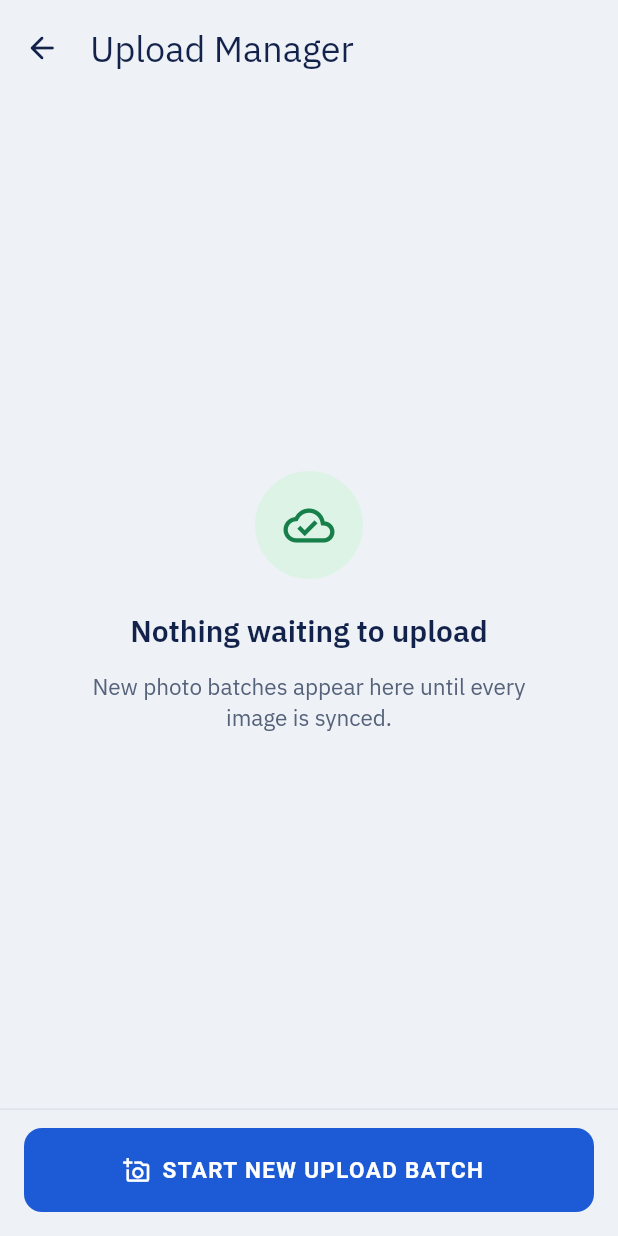
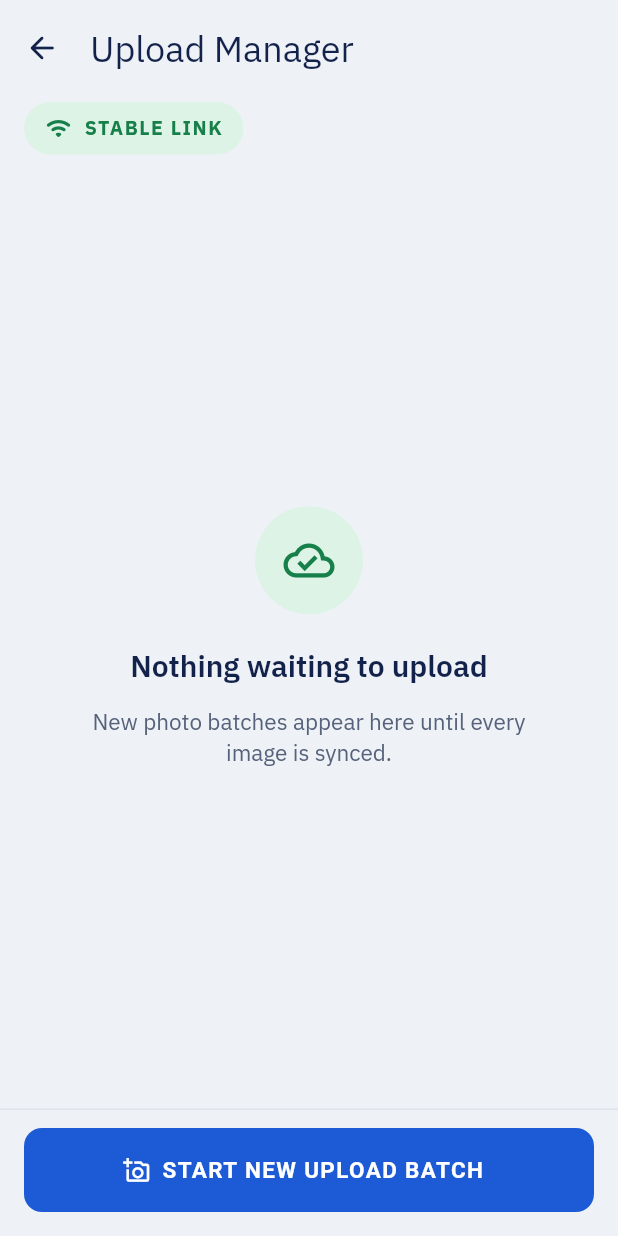
Before and after one commit to shafayatb/snapendance, a Flutter app: the UploadManagerView screen opened directly, on a phone screen of 412 x 824 dp. Run offline on Flutter 3.47's test engine with Material 3 defaults, Android fonts, the phone set to English and light mode, and no system bars; our stand-ins replace camera, connectivity_plus, equatable, flutter_bloc, permission_handler, sqflite; missing offline and left inert: workmanager; accounts and stored records are empty; statements that could not run were skipped.

Commit message:
feat(uploads): show the connection state

```diff
--- a/lib/app/app.dart
+++ b/lib/app/app.dart
@@ -2,6 +2,7 @@ import 'package:flutter/material.dart';
 import 'package:flutter_bloc/flutter_bloc.dart';
 
 import '../features/camera/data/camera_service.dart';
+import '../features/uploads/data/connectivity_service.dart';
 import '../features/uploads/data/upload_queue_repository.dart';
 import '../features/uploads/data/upload_scheduler.dart';
 import '../features/uploads/presentation/batch_cubit.dart';
@@ -16,12 +17,14 @@ class SnapendanceApp extends StatelessWidget {
     required this.cameraService,
     required this.uploadQueue,
     required this.uploadScheduler,
+    required this.connectivity,
   });
 
   final AttendanceLauncher attendanceLauncher;
   final CameraService cameraService;
   final UploadQueueRepository uploadQueue;
   final UploadScheduler uploadScheduler;
+  final ConnectivityService connectivity;
 
   @override
   Widget build(BuildContext context) {
@@ -30,6 +33,7 @@ class SnapendanceApp extends StatelessWidget {
       providers: [
         RepositoryProvider.value(value: uploadQueue),
         RepositoryProvider.value(value: uploadScheduler),
+        RepositoryProvider.value(value: connectivity),
       ],
       child: BlocProvider(
         create: (_) => BatchCubit(uploadQueue, uploadScheduler)..appResumed(),
--- a/lib/features/uploads/presentation/upload_manager_page.dart
+++ b/lib/features/uploads/presentation/upload_manager_page.dart
@@ -7,6 +7,7 @@ import 'package:intl/intl.dart';
 
 import '../../../app/theme/app_tokens.dart';
 import '../../../app/widgets/dashed_border.dart';
+import '../data/connectivity_service.dart';
 import '../data/upload_queue_repository.dart';
 import '../data/upload_scheduler.dart';
 import '../domain/upload_models.dart';
@@ -26,6 +27,7 @@ class UploadManagerPage extends StatelessWidget {
       create: (context) => UploadsCubit(
         context.read<UploadQueueRepository>(),
         context.read<UploadScheduler>(),
+        context.read<ConnectivityService>(),
       )..start(),
       child: const UploadManagerView(),
     );
@@ -96,8 +98,20 @@ class _UploadManagerViewState extends State<UploadManagerView>
                     if (!state.loaded) {
                       return const Center(child: CircularProgressIndicator());
                     }
-                    if (state.batches.isEmpty) return const _EmptyState();
-                    return _UploadList(state: state);
+                    return Column(
+                      crossAxisAlignment: CrossAxisAlignment.start,
+                      children: [
+                        Padding(
+                          padding: const EdgeInsets.fromLTRB(16, 4, 16, 8),
+                          child: _ConnectionPill(link: state.link),
+                        ),
+                        Expanded(
+                          child: state.batches.isEmpty
+                              ? const _EmptyState()
+                              : _UploadList(state: state),
+                        ),
+                      ],
+                    );
                   },
                 ),
               ),
@@ -105,6 +119,61 @@ class _UploadManagerViewState extends State<UploadManagerView>
             ],
           ),
         ),
+      ),
+    );
+  }
+}
+
+class _ConnectionPill extends StatelessWidget {
+  const _ConnectionPill({required this.link});
+
+  final ConnectionLink link;
+
+  @override
+  Widget build(BuildContext context) {
+    final (color, background, icon, label) = switch (link) {
+      ConnectionLink.stable => (
+        AppStatusColors.synced,
+        AppStatusColors.syncedContainer,
+        Icons.wifi_rounded,
+        'STABLE LINK',
+      ),
+      ConnectionLink.offline => (
+        AppStatusColors.failed,
+        AppStatusColors.failedContainer,
+        Icons.cloud_off_rounded,
+        'OFFLINE',
+      ),
+      ConnectionLink.failing => (
+        AppStatusColors.pending,
+        AppStatusColors.pendingContainer,
+        Icons.sync_problem_rounded,
+        'CONNECTED · UPLOADS FAILING',
+      ),
+    };
+    return Container(
+      padding: const EdgeInsets.symmetric(horizontal: 14, vertical: 8),
+      decoration: BoxDecoration(
+        color: background,
+        borderRadius: BorderRadius.circular(20),
+      ),
+      child: Row(
+        mainAxisSize: MainAxisSize.min,
+        children: [
+          Icon(icon, size: 18, color: color),
+          const SizedBox(width: 8),
+          Flexible(
+            child: Text(
+              label,
+              style: TextStyle(
+                color: color,
+                fontSize: 13,
+                fontWeight: FontWeight.w700,
+                letterSpacing: 1.04,
+              ),
+            ),
+          ),
+        ],
       ),
     );
   }
@@ -186,7 +255,10 @@ class _UploadList extends StatelessWidget {
         _BatchEntry(:final batch) => _BatchHeader(batch: batch),
         _ItemEntry(:final item) => Padding(
           padding: const EdgeInsets.only(bottom: 8),
-          child: _ItemRow(item: item),
+          child: _ItemRow(
+            item: item,
+            offline: state.link == ConnectionLink.offline,
+          ),
         ),
         _MoreSyncedEntry(:final count) => Padding(
           padding: const EdgeInsets.fromLTRB(4, 0, 4, 8),
@@ -209,6 +281,7 @@ class _ProgressCard extends StatelessWidget {
   final UploadsState state;
 
   String get _note {
+    if (state.link == ConnectionLink.offline) return 'Paused until online';
     final uploading = state.count(ItemStatus.uploading);
     if (uploading > 0) {
       return 'Uploading $uploading ${uploading == 1 ? 'photo' : 'photos'}';
@@ -377,7 +450,15 @@ String _size(int bytes) {
 }
 
 /// The status line's color, icon, and label (U1-U3, with deviations U3).
-(Color, IconData, String) _status(UploadItem item) => switch (item.status) {
+(Color, IconData, String) _status(
+  UploadItem item, {
+  required bool offline,
+}) => switch (item.status) {
+  ItemStatus.pending || ItemStatus.retrying when offline => (
+    AppStatusColors.pending,
+    Icons.wifi_off_rounded,
+    'WAITING FOR CONNECTION',
+  ),
   ItemStatus.pending => (
     AppStatusColors.queued,
     Icons.schedule_rounded,
@@ -409,13 +490,14 @@ String _size(int bytes) {
 };
 
 class _ItemRow extends StatelessWidget {
-  const _ItemRow({required this.item});
+  const _ItemRow({required this.item, required this.offline});
 
   final UploadItem item;
+  final bool offline;
 
   @override
   Widget build(BuildContext context) {
-    final (color, icon, label) = _status(item);
+    final (color, icon, label) = _status(item, offline: offline);
     final cubit = context.read<UploadsCubit>();
     final action = switch (item) {
       UploadItem(fileMissing: true) => ('Remove', () => cubit.remove(item.id)),
--- a/lib/features/uploads/presentation/uploads_cubit.dart
+++ b/lib/features/uploads/presentation/uploads_cubit.dart
@@ -2,6 +2,7 @@ import 'dart:async';
 
 import 'package:flutter_bloc/flutter_bloc.dart';
 
+import '../data/connectivity_service.dart';
 import '../data/upload_queue_repository.dart';
 import '../data/upload_scheduler.dart';
 import '../domain/upload_models.dart';
@@ -14,29 +15,49 @@ import 'uploads_state.dart';
 class UploadsCubit extends Cubit<UploadsState> {
   UploadsCubit(
     this._repository,
-    this._scheduler, {
+    this._scheduler,
+    this._connectivity, {
     this.pollInterval = const Duration(seconds: 2),
   }) : super(const UploadsState());
 
   final UploadQueueRepository _repository;
   final UploadScheduler _scheduler;
+  final ConnectivityService _connectivity;
+  bool _connected = true;
+  StreamSubscription<bool>? _connection;
   final Duration pollInterval;
   Timer? _poll;
   StreamSubscription<void>? _changes;
 
-  /// Loads now and keeps the list current while the screen is open.
-  void start() {
-    load();
+  /// Loads now and keeps the list and the connection pill current while the screen is open.
+  Future<void> start() async {
     _changes = _repository.changes.listen((_) => load());
     _poll = Timer.periodic(pollInterval, (_) => load());
+    _connection = _connectivity.connectedChanges.listen(_connectionChanged);
+    _connected = await _connectivity.isConnected();
+    await load();
+  }
+
+  Future<void> _connectionChanged(bool connected) async {
+    final regained = connected && !_connected;
+    _connected = connected;
+    // WorkManager also waits for the network; asking again makes sure a run is queued.
+    if (regained) await _scheduler.scheduleUploads();
+    await load();
   }
 
   Future<void> load() async {
     final batches = await _repository.queuedBatches();
+    final failing = await _repository.lastAttemptFailed();
     if (isClosed) return;
     emit(
       UploadsState(
         loaded: true,
+        link: !_connected
+            ? ConnectionLink.offline
+            : failing
+            ? ConnectionLink.failing
+            : ConnectionLink.stable,
         batches: [
           for (final batch in batches)
             if (batch.items.any((item) => item.status != ItemStatus.uploaded))
@@ -63,6 +84,7 @@ class UploadsCubit extends Cubit<UploadsState> {
   Future<void> close() async {
     _poll?.cancel();
     await _changes?.cancel();
+    await _connection?.cancel();
     return super.close();
   }
 }
--- a/lib/features/uploads/presentation/uploads_state.dart
+++ b/lib/features/uploads/presentation/uploads_state.dart
@@ -2,14 +2,31 @@ import 'package:equatable/equatable.dart';
 
 import '../domain/upload_models.dart';
 
+/// The connection pill (plan U11).
+enum ConnectionLink {
+  /// Connected, and the last attempt did not fail.
+  stable,
+
+  /// No connection; unfinished items wait for one.
+  offline,
+
+  /// Connected, but the most recent upload attempt failed.
+  failing,
+}
+
 /// The Upload Manager (U1-U5): submitted batches that still have unfinished items.
 class UploadsState extends Equatable {
-  const UploadsState({this.loaded = false, this.batches = const []});
+  const UploadsState({
+    this.loaded = false,
+    this.batches = const [],
+    this.link = ConnectionLink.stable,
+  });
 
   final bool loaded;
 
   /// Newest first; a batch leaves the list once every item is uploaded.
   final List<QueuedBatch> batches;
+  final ConnectionLink link;
 
   Iterable<UploadItem> get _items => batches.expand((batch) => batch.items);
 
@@ -27,5 +44,5 @@ class UploadsState extends Equatable {
       _items.where((item) => item.status == status).length;
 
   @override
-  List<Object> get props => [loaded, batches];
+  List<Object> get props => [loaded, batches, link];
 }
--- a/lib/main.dart
+++ b/lib/main.dart
@@ -5,6 +5,7 @@ import 'app/app.dart';
 import 'app/native/attendance_launcher.dart';
 import 'features/camera/data/plugin_camera_service.dart';
 import 'features/uploads/data/capture_files.dart';
+import 'features/uploads/data/connectivity_service.dart';
 import 'features/uploads/data/upload_database.dart';
 import 'features/uploads/data/upload_queue_repository.dart';
 import 'features/uploads/data/upload_scheduler.dart';
@@ -28,6 +29,7 @@ Future<void> main() async {
       cameraService: const PluginCameraService(),
       uploadQueue: uploadQueue,
       uploadScheduler: const WorkmanagerUploadScheduler(),
+      connectivity: const PluginConnectivityService(),
     ),
   );
 }
--- a/pubspec.yaml
+++ b/pubspec.yaml
@@ -29,6 +29,7 @@ environment:
 # versions available, run `flutter pub outdated`.
 dependencies:
   camera: ^0.12.1
+  connectivity_plus: ^7.3.2
   equatable: ^3.0.0
   flutter:
     sdk: flutter
```
Also changed, not shown: lib/features/uploads/data/connectivity_service.dart (added, +24 -0 lines), lib/features/uploads/data/upload_queue_repository.dart (+12 -0 lines), pubspec.lock, 3 other files.
